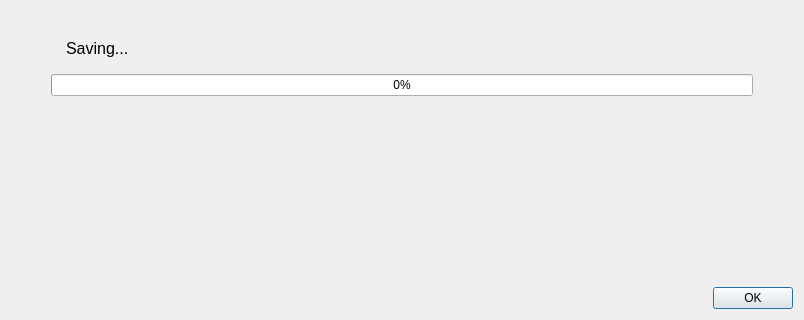
Before: the Qt Designer form savingwidget.ui in kuba-moo/GardenDB, drawn with Qt 5; both pictures show x 0 to 804 and y 215 to 535 of the 804 by 535 pixel window.
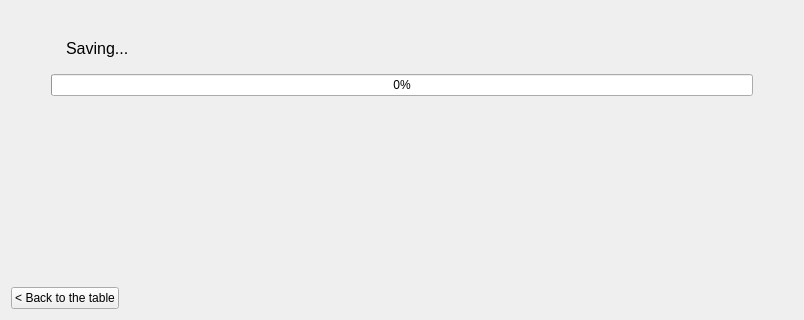
After: the same form once the commit is applied. Icons and pictures are not drawn.

Patch:
```diff
--- a/savingwidget.ui
+++ b/savingwidget.ui
@@ -215,7 +215,14 @@
     </spacer>
    </item>
    <item>
-    <layout class="QHBoxLayout" name="horizontalLayout_3">
+    <layout class="QHBoxLayout" name="horizontalLayout_5">
+     <item>
+      <widget class="QPushButton" name="backToTable">
+       <property name="text">
+        <string>&lt; Back to the table</string>
+       </property>
+      </widget>
+     </item>
      <item>
       <spacer name="horizontalSpacer_4">
        <property name="orientation">
@@ -229,13 +236,6 @@
        </property>
       </spacer>
      </item>
-     <item>
-      <widget class="QDialogButtonBox" name="close">
-       <property name="standardButtons">
-        <set>QDialogButtonBox::Ok</set>
-       </property>
-      </widget>
-     </item>
     </layout>
    </item>
   </layout>
```
Left out of the diff: 3 changed lines with no effect on the pictures.
